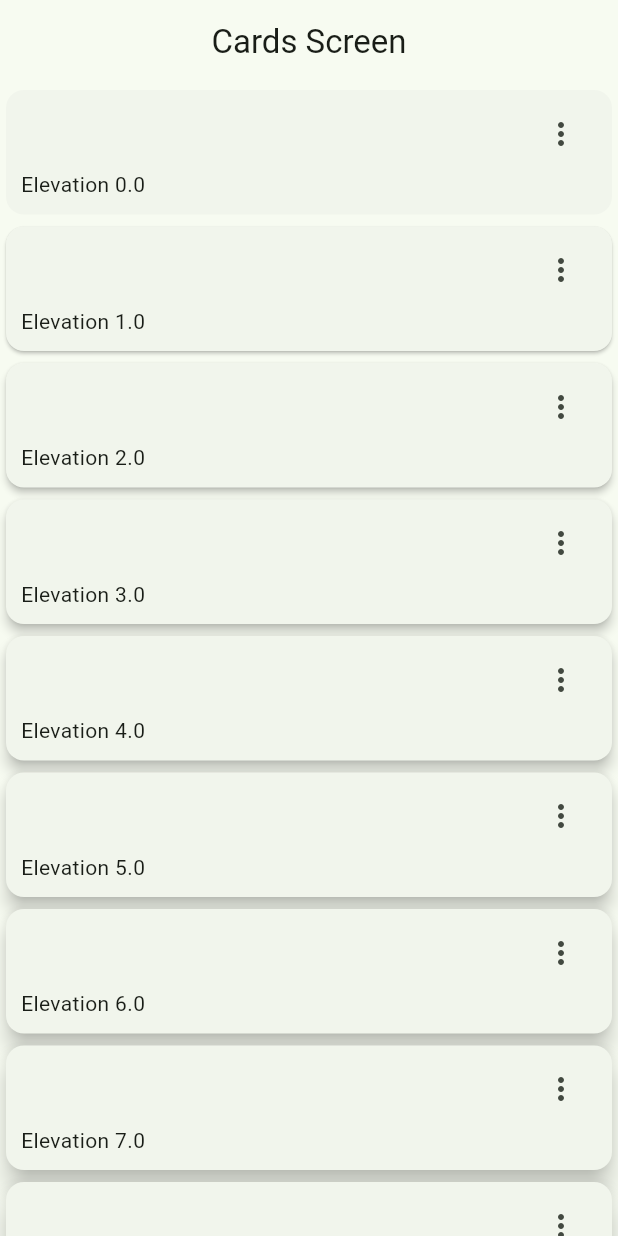
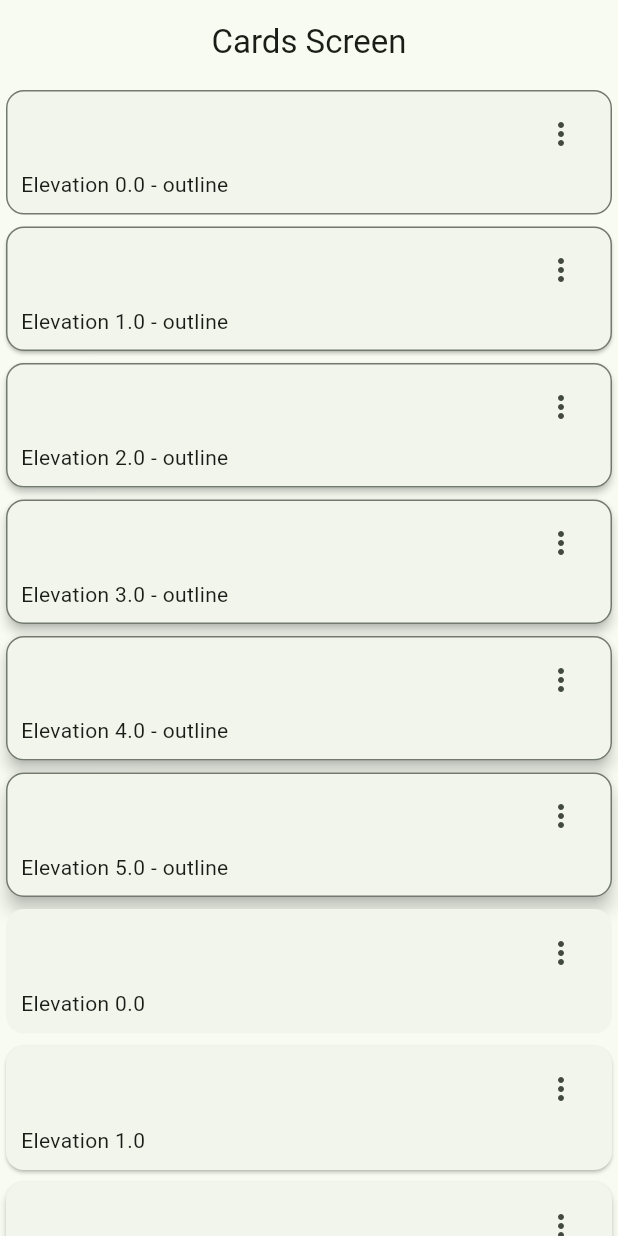
Before and after one commit to AlanMelendez/AppThemeFlutter, a Flutter app: the CardsScreen screen opened by its route, on a phone screen of 412 x 824 dp. Run offline on Flutter 3.47's test engine with Material 3 defaults, Android fonts, the phone set to English and light mode, and no system bars; our stand-ins replace go_router.

Commit message:
Remove excess elevation cards and enhance _CardType1 with an icon button and label display

```diff
--- a/lib/presentation/screens/cards/cards_screen.dart
+++ b/lib/presentation/screens/cards/cards_screen.dart
@@ -7,16 +7,6 @@ const cards = <Map<String,dynamic>>[
   {'elevation': 3.0, 'label': 'Elevation 3.0'},
   {'elevation': 4.0, 'label': 'Elevation 4.0'},
   {'elevation': 5.0, 'label': 'Elevation 5.0'},
-  {'elevation': 6.0, 'label': 'Elevation 6.0'},
-  {'elevation': 7.0, 'label': 'Elevation 7.0'},
-  {'elevation': 8.0, 'label': 'Elevation 8.0'},
-  {'elevation': 9.0, 'label': 'Elevation 9.0'},
-  {'elevation': 10.0, 'label': 'Elevation 10.0'},
-  {'elevation': 11.0, 'label': 'Elevation 11.0'},
-  {'elevation': 12.0, 'label': 'Elevation 12.0'},
-  {'elevation': 13.0, 'label': 'Elevation 13.0'},
-  {'elevation': 14.0, 'label': 'Elevation 14.0'},
-  {'elevation': 15.0, 'label': 'Elevation 15.0'},
 ];
 
 class CardsScreen extends StatelessWidget {
@@ -46,6 +36,7 @@ class _CardsView extends StatelessWidget {
       child: Column(
         children: [
           ...cards.map((card)=> _CardType1(elevation: card['elevation'],label:  card['label'])),
+          ...cards.map((card)=> _CardType2(elevation: card['elevation'],label:  card['label'])),
 
         ],
       ),
@@ -58,6 +49,46 @@ class _CardType1 extends StatelessWidget {
   final String label;
   final double elevation;
   const _CardType1({ required this.label, required this.elevation});
+
+  @override
+  Widget build(BuildContext context) {
+
+
+    final colors = Theme.of(context).colorScheme;
+
+    return Card(
+      shape: RoundedRectangleBorder(
+        borderRadius: BorderRadius.all(Radius.circular(12)),
+        side: BorderSide(color: colors.outline, width: 1),
+      ),
+      elevation: elevation,
+      child: Padding(
+        padding: EdgeInsets.fromLTRB(10, 5, 10, 10),
+        child: Column(
+          children: [
+            Align(
+              alignment: Alignment.topRight,
+              child: IconButton(
+                icon: Icon(Icons.more_vert_outlined),
+                onPressed: (){},
+              )
+            ),
+            Align(
+              alignment: Alignment.bottomLeft,
+              child: Text('$label - outline'),
+            )
+          ],
+        ),
+      ),
+    );
+  }
+}
+
+class _CardType2 extends StatelessWidget {
+
+  final String label;
+  final double elevation;
+  const _CardType2({ required this.label, required this.elevation});
 
   @override
   Widget build(BuildContext context) {
```
